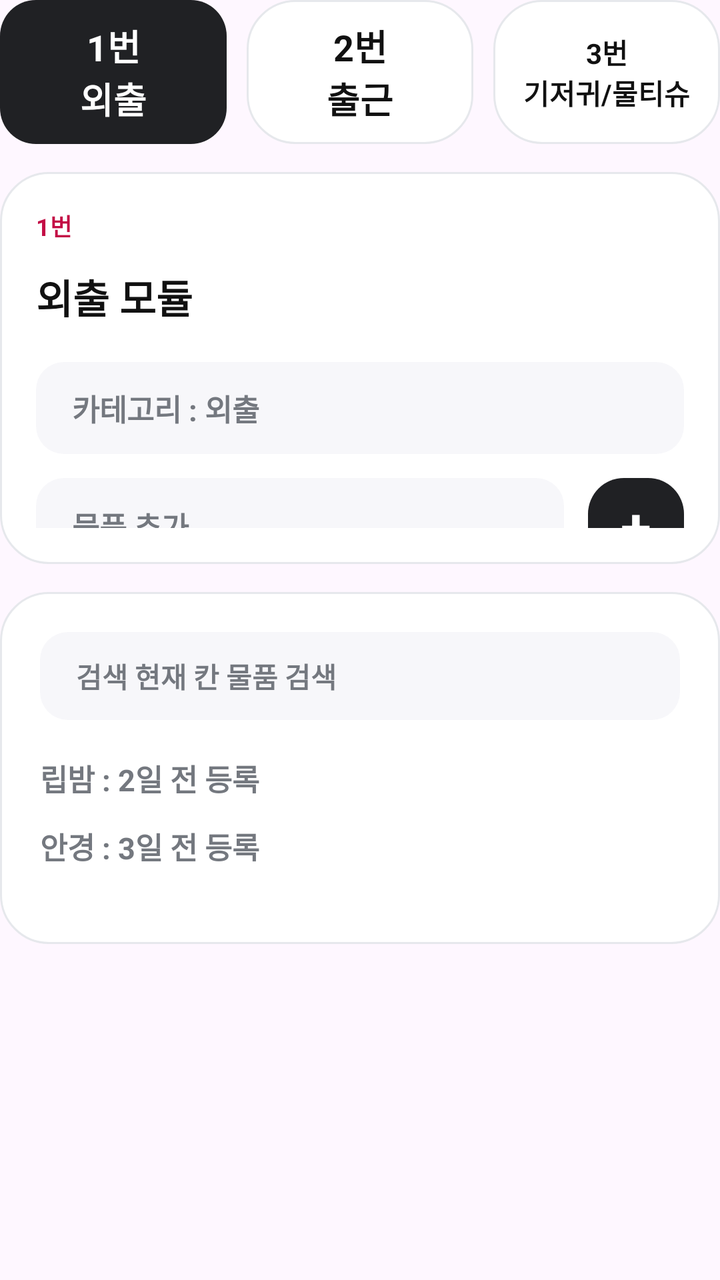
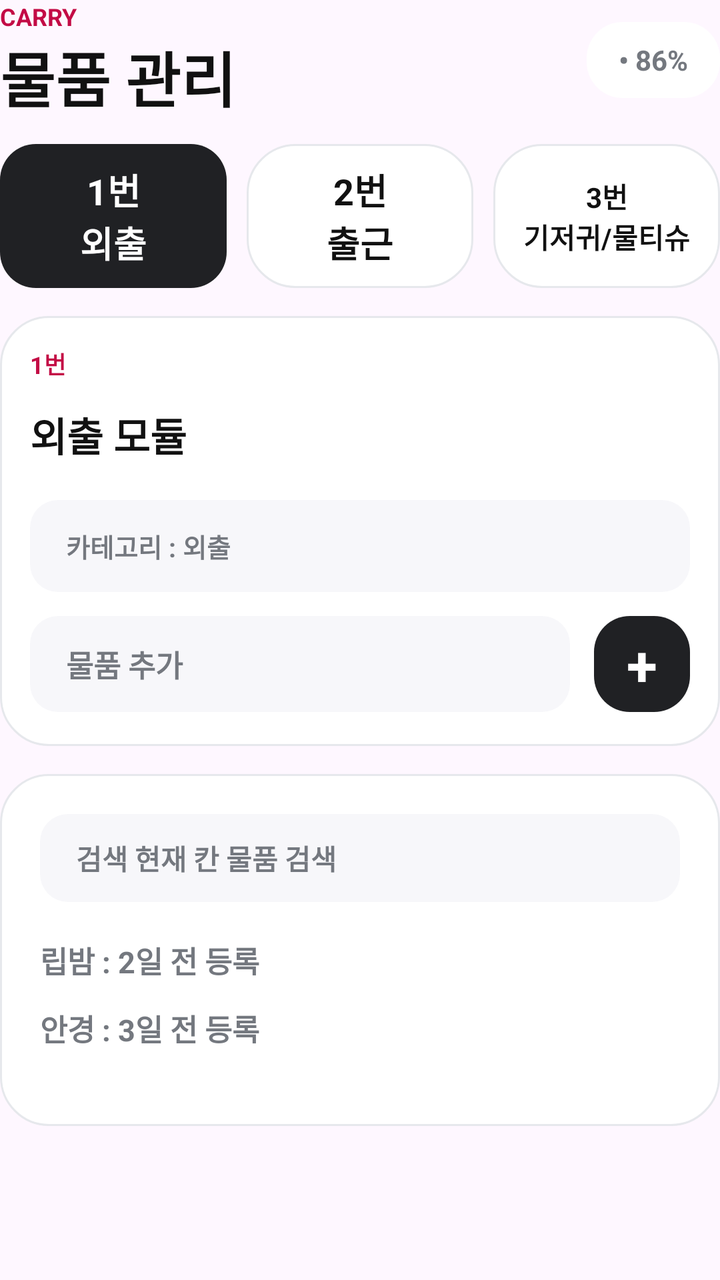

Screens rendered from an Android XML layout before and after an edit, with the pre-edit source and the edit as a unified diff.
<!-- AndroidManifest.xml: application theme Theme.DX_carry -->
<!-- res/layout/screen_items.xml -->
<?xml version="1.0" encoding="utf-8"?>
<LinearLayout xmlns:android="http://schemas.android.com/apk/res/android"
    android:layout_width="match_parent"
    android:layout_height="wrap_content"
    android:layout_marginTop="12dp"
    android:orientation="vertical">

    <LinearLayout
        android:layout_width="match_parent"
        android:layout_height="72dp"
        android:orientation="horizontal">

        <TextView
            android:layout_width="0dp"
            android:layout_height="match_parent"
            android:layout_weight="1"
            android:background="@drawable/bg_card_selected"
            android:gravity="center"
            android:text="1번&#10;외출"
            android:textColor="#FFFFFF"
            android:textSize="18sp"
            android:textStyle="bold" />

        <TextView
            android:layout_width="0dp"
            android:layout_height="match_parent"
            android:layout_marginStart="10dp"
            android:layout_weight="1"
            android:background="@drawable/bg_card"
            android:gravity="center"
            android:text="2번&#10;출근"
            android:textColor="#111111"
            android:textSize="18sp"
            android:textStyle="bold" />

        <TextView
            android:layout_width="0dp"
            android:layout_height="match_parent"
            android:layout_marginStart="10dp"
            android:layout_weight="1"
            android:background="@drawable/bg_card"
            android:gravity="center"
            android:text="3번&#10;기저귀/물티슈"
            android:textColor="#111111"
            android:textSize="14sp"
            android:textStyle="bold" />
    </LinearLayout>

    <LinearLayout
        android:layout_width="match_parent"
        android:layout_height="196dp"
        android:layout_marginTop="14dp"
        android:background="@drawable/bg_card"
        android:orientation="vertical"
        android:padding="18dp">

        <TextView
            android:layout_width="wrap_content"
            android:layout_height="wrap_content"
            android:text="1번"
            android:textColor="#C30B45"
            android:textSize="12sp"
            android:textStyle="bold" />

        <TextView
            android:layout_width="match_parent"
            android:layout_height="wrap_content"
            android:layout_marginTop="12dp"
            android:text="외출 모듈"
            android:textColor="#111111"
            android:textSize="20sp"
            android:textStyle="bold" />

        <TextView
            android:layout_width="match_parent"
            android:layout_height="46dp"
            android:layout_marginTop="18dp"
            android:background="@drawable/bg_input"
            android:gravity="center_vertical"
            android:paddingStart="18dp"
            android:text="카테고리 : 외출"
            android:textColor="#74787F"
            android:textSize="15sp"
            android:textStyle="bold" />

        <LinearLayout
            android:layout_width="match_parent"
            android:layout_height="48dp"
            android:layout_marginTop="12dp"
            android:orientation="horizontal">

            <TextView
                android:layout_width="0dp"
                android:layout_height="match_parent"
                android:layout_weight="1"
                android:background="@drawable/bg_input"
                android:gravity="center_vertical"
                android:paddingStart="18dp"
                android:text="물품 추가"
                android:textColor="#74787F"
                android:textSize="15sp"
                android:textStyle="bold" />

            <TextView
                android:layout_width="48dp"
                android:layout_height="48dp"
                android:layout_marginStart="12dp"
                android:background="@drawable/bg_card_selected"
                android:gravity="center"
                android:text="+"
                android:textColor="#FFFFFF"
                android:textSize="28sp"
                android:textStyle="bold" />
        </LinearLayout>
    </LinearLayout>

    <LinearLayout
        android:layout_width="match_parent"
        android:layout_height="176dp"
        android:layout_marginTop="14dp"
        android:background="@drawable/bg_card"
        android:orientation="vertical"
        android:padding="20dp">

        <TextView
            android:layout_width="match_parent"
            android:layout_height="44dp"
            android:background="@drawable/bg_input"
            android:gravity="center_vertical"
            android:paddingStart="18dp"
            android:text="검색 현재 칸 물품 검색"
            android:textColor="#74787F"
            android:textSize="14sp"
            android:textStyle="bold" />

        <TextView
            android:layout_width="match_parent"
            android:layout_height="wrap_content"
            android:layout_marginTop="18dp"
            android:text="립밤 : 2일 전 등록"
            android:textColor="#74787F"
            android:textSize="15sp"
            android:textStyle="bold" />

        <TextView
            android:layout_width="match_parent"
            android:layout_height="wrap_content"
            android:layout_marginTop="12dp"
            android:text="안경 : 3일 전 등록"
            android:textColor="#74787F"
            android:textSize="15sp"
            android:textStyle="bold" />
    </LinearLayout>
</LinearLayout>
<!-- resources referenced by this layout -->
<resources>
  <!-- drawable bg_card (drawable) -->
  <?xml version="1.0" encoding="utf-8"?>
  <shape xmlns:android="http://schemas.android.com/apk/res/android">
      <solid android:color="#FFFFFF" />
      <corners android:radius="24dp" />
      <stroke
          android:width="1dp"
          android:color="#E6E8EC" />
  </shape>
  <!-- drawable bg_card_selected (drawable) -->
  <?xml version="1.0" encoding="utf-8"?>
  <shape xmlns:android="http://schemas.android.com/apk/res/android">
      <solid android:color="#202124" />
      <corners android:radius="18dp" />
  </shape>
  <!-- drawable bg_input (drawable) -->
  <?xml version="1.0" encoding="utf-8"?>
  <shape xmlns:android="http://schemas.android.com/apk/res/android">
      <solid android:color="#F7F7FA" />
      <corners android:radius="14dp" />
  </shape>
  <style name="Theme.DX_carry" parent="Base.Theme.DX_carry" />
  <style name="Base.Theme.DX_carry" parent="Theme.Material3.DayNight.NoActionBar">
          
          
      </style>
</resources>

<!-- the commit's change to res/layout/screen_items.xml (unified diff, before → after) -->
@@ -2,8 +2,50 @@
 <LinearLayout xmlns:android="http://schemas.android.com/apk/res/android"
     android:layout_width="match_parent"
     android:layout_height="wrap_content"
-    android:layout_marginTop="12dp"
     android:orientation="vertical">
+
+    <LinearLayout
+        android:layout_width="match_parent"
+        android:layout_height="wrap_content"
+        android:layout_marginBottom="12dp"
+        android:gravity="center_vertical"
+        android:orientation="horizontal">
+
+        <LinearLayout
+            android:layout_width="0dp"
+            android:layout_height="wrap_content"
+            android:layout_weight="1"
+            android:orientation="vertical">
+
+            <TextView
+                android:layout_width="wrap_content"
+                android:layout_height="wrap_content"
+                android:text="CARRY"
+                android:textColor="#C30B45"
+                android:textSize="12sp"
+                android:textStyle="bold" />
+
+            <TextView
+                android:layout_width="wrap_content"
+                android:layout_height="wrap_content"
+                android:text="물품 관리"
+                android:textColor="#111111"
+                android:textSize="30sp"
+                android:textStyle="bold" />
+        </LinearLayout>
+
+        <TextView
+            android:layout_width="wrap_content"
+            android:layout_height="38dp"
+            android:background="@drawable/bg_pill"
+            android:gravity="center"
+            android:paddingStart="16dp"
+            android:paddingEnd="16dp"
+            android:text="• 86%"
+            android:textColor="#74787F"
+            android:textSize="14sp"
+            android:textStyle="bold" />
+    </LinearLayout>
 
     <LinearLayout
         android:layout_width="match_parent"
@@ -48,11 +90,11 @@
 
     <LinearLayout
         android:layout_width="match_parent"
-        android:layout_height="196dp"
+        android:layout_height="215dp"
         android:layout_marginTop="14dp"
         android:background="@drawable/bg_card"
         android:orientation="vertical"
-        android:padding="18dp">
+        android:padding="15dp">
 
         <TextView
             android:layout_width="wrap_content"
@@ -80,7 +122,7 @@
             android:paddingStart="18dp"
             android:text="카테고리 : 외출"
             android:textColor="#74787F"
-            android:textSize="15sp"
+            android:textSize="13sp"
             android:textStyle="bold" />
 
         <LinearLayout
<!-- resource entries referenced after the edit -->
@@ -21,6 +21,12 @@
       <solid android:color="#F7F7FA" />
       <corners android:radius="14dp" />
   </shape>
+  <!-- drawable bg_pill (drawable) -->
+  <?xml version="1.0" encoding="utf-8"?>
+  <shape xmlns:android="http://schemas.android.com/apk/res/android">
+      <solid android:color="#FFFFFF" />
+      <corners android:radius="18dp" />
+  </shape>
   <style name="Theme.DX_carry" parent="Base.Theme.DX_carry" />
   <style name="Base.Theme.DX_carry" parent="Theme.Material3.DayNight.NoActionBar">
           
